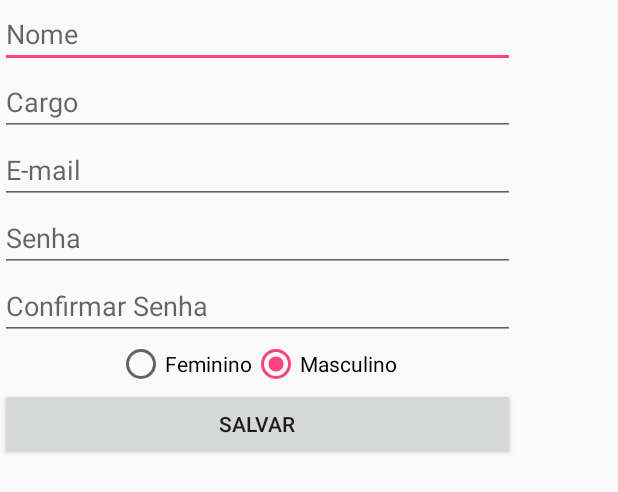
After one commit to tadeusantosti/Repositorio, an Android app: the layout activity_cadastro.xml on its own in the app's theme, with its tools: preview values and no code run, on a phone screen of 412 x 824 dp. The commit adds this screen. Shown: the top 492 px of the screen. Run offline under Robolectric (Android 15) with nearby library versions, the phone set to English and light mode, and no system bars.

Commit message:
Android
Estudo na linguagem Android

```diff
--- a/ReservaSala/app/build.gradle
+++ b/ReservaSala/app/build.gradle
@@ -24,6 +24,7 @@ dependencies {
     androidTestCompile('com.android.support.test.espresso:espresso-core:2.2.2', {
         exclude group: 'com.android.support', module: 'support-annotations'
     })
+
     compile 'com.android.support:appcompat-v7:25.3.1'
     compile 'com.android.support:support-v4:25.3.1'
     compile 'com.android.support:design:25.3.1'
@@ -31,7 +32,8 @@ dependencies {
     compile 'com.google.firebase:firebase-database:10.2.6'
     compile 'com.google.firebase:firebase-auth:10.2.6'
     testCompile 'junit:junit:4.12'
-
 }
 
+
+
 apply plugin: 'com.google.gms.google-services'
--- a/ReservaSala/app/src/main/java/info/tadeuti/reservasala/ACTIVITY/MainActivity.java
+++ b/ReservaSala/app/src/main/java/info/tadeuti/reservasala/ACTIVITY/MainActivity.java
@@ -1,6 +1,8 @@
 package info.tadeuti.reservasala.ACTIVITY;
 
 import android.content.Intent;
+import android.R;
+import android.R.*;
 import android.os.Bundle;
 import android.support.design.widget.NavigationView;
 import android.support.v4.view.GravityCompat;
@@ -12,8 +14,6 @@ import android.view.Menu;
 import android.view.MenuItem;
 import android.view.View;
 import android.widget.Button;
-
-import info.tadeuti.reservasala.R;
 
 public class MainActivity extends AppCompatActivity
         implements NavigationView.OnNavigationItemSelectedListener {
--- /dev/null
+++ b/ReservaSala/app/src/main/res/layout/activity_cadastro.xml
@@ -0,0 +1,85 @@
+<?xml version="1.0" encoding="utf-8"?>
+<LinearLayout xmlns:android="http://schemas.android.com/apk/res/android"
+    xmlns:app="http://schemas.android.com/apk/res-auto"
+    xmlns:tools="http://schemas.android.com/tools"
+    android:orientation="vertical"
+    android:layout_width="match_parent"
+    android:layout_height="match_parent"
+    tools:context="info.tadeuti.reservasala.ACTIVITY.CadastroActivity">
+
+    <ScrollView
+        android:layout_width="match_parent"
+        android:layout_height="wrap_content">
+
+        <LinearLayout
+            android:layout_width="wrap_content"
+            android:orientation="vertical"
+            android:layout_height="match_parent">
+
+            <EditText
+                android:id="@+id/editCadNome"
+                android:layout_width="343dp"
+                android:layout_height="wrap_content"
+                android:hint="Nome"/>
+                android:inputType="textCapCharacters"
+            <EditText
+                android:id="@+id/editCadCargo"
+                android:layout_width="match_parent"
+                android:layout_height="wrap_content"
+                android:hint="Cargo"/>
+                android:inputType="textCapCharacters"
+            <EditText
+                android:id="@+id/editCadEmail"
+                android:layout_width="match_parent"
+                android:layout_height="wrap_content"
+                android:hint="E-mail"
+                android:inputType="textEmailAddress"
+                />
+            <EditText
+                android:id="@+id/editCadSenha"
+                android:layout_width="match_parent"
+                android:layout_height="wrap_content"
+                android:hint="Senha"
+                android:inputType="textPassword" />
+            <EditText
+                android:id="@+id/editCadConfirmarSenha"
+                android:layout_width="match_parent"
+                android:layout_height="wrap_content"
+                android:hint="Confirmar Senha"
+                android:inputType="textPassword" />
+            <RadioGroup
+                android:id="@+id/rgSexo"
+                android:orientation="horizontal"
+                android:gravity="center"
+                android:layout_width="match_parent"
+                android:layout_height="wrap_content">
+
+                <RadioButton
+                    android:layout_width="wrap_content"
+                    android:layout_height="wrap_content"
+                    android:id="@+id/rbFeminino"
+                    android:text="Feminino"
+                    android:checked="false"
+                    />
+                <RadioButton
+                    android:layout_width="wrap_content"
+                    android:layout_height="wrap_content"
+                    android:id="@+id/rbMasculino"
+                    android:text="Masculino"
+                    android:checked="true"
+                    />
+            </RadioGroup>
+
+            <Button
+                android:id="@+id/btnSalvar"
+                android:text="Salvar"
+                android:layout_width="match_parent"
+                android:layout_height="wrap_content" />
+
+
+        </LinearLayout>
+
+
+    </ScrollView>
+
+</LinearLayout>
```
Also changed, not shown: ReservaSala/app/src/main/AndroidManifest.xml (+5 -2 lines), ReservaSala/app/src/main/java/info/tadeuti/reservasala/ACTIVITY/CadastroActivity.java (added, +122 -0 lines), ReservaSala/app/src/main/java/info/tadeuti/reservasala/ACTIVITY/LoginActivity.java (+61 -3 lines), ReservaSala/app/src/main/java/info/tadeuti/reservasala/ACTIVITY/PrincipalActivity.java (added, +15 -0 lines), ReservaSala/app/src/main/java/info/tadeuti/reservasala/DAO/ConfiguracaoFireBase.java (+19 -3 lines), ReservaSala/app/src/main/java/info/tadeuti/reservasala/Entidades/Usuario.java (added, +89 -0 lines), ReservaSala/app/src/main/java/info/tadeuti/reservasala/Helper/Base64Custom.java (added, +14 -0 lines), ReservaSala/app/src/main/java/info/tadeuti/reservasala/Helper/Preferencias.java (added, +34 -0 lines), ReservaSala/app/src/main/res/layout/activity_principal.xml (added, +20 -0 lines).
